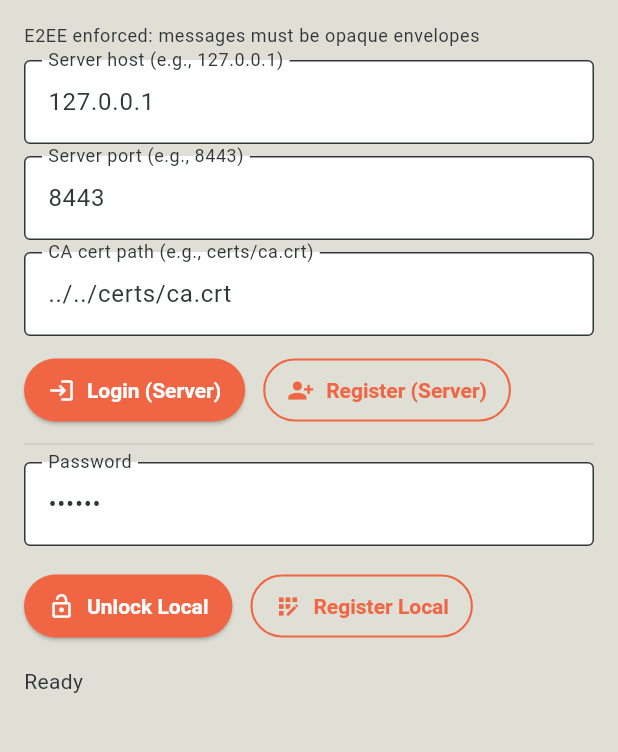
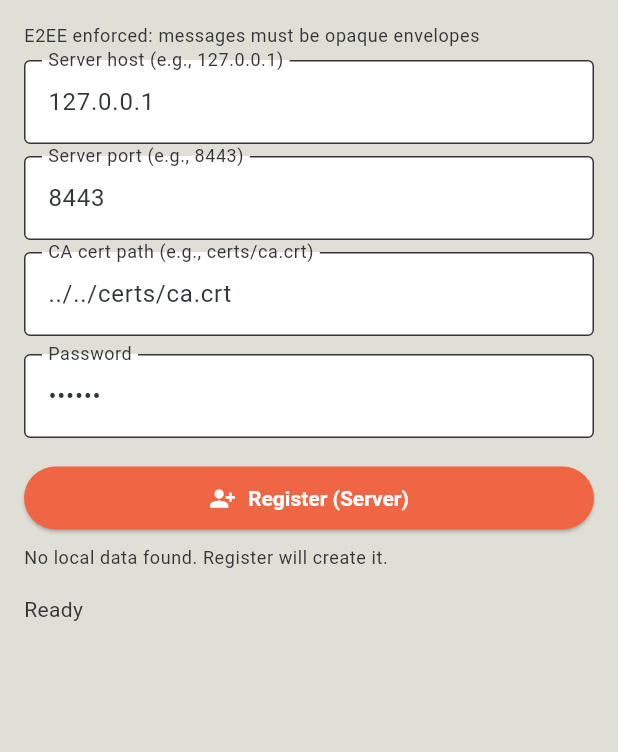
Before and after one commit to shmul95/rura, a Flutter app: the screen it shows after launch, on a phone screen of 412 x 824 dp, the part 84-836 px from its top. Run offline on Flutter 3.47's test engine with Material 3 defaults, Android fonts, the phone set to English and light mode, and no system bars; missing offline and left inert: dart:ffi, flutter_rust_bridge.

Commit message:
[FIX] button register when no data/ and login when data/

```diff
--- a/crates/client/flutter_app/lib/main.dart
+++ b/crates/client/flutter_app/lib/main.dart
@@ -189,6 +189,27 @@ class _HomePageState extends State<HomePage> {
   final _certPath = TextEditingController(text: '../../certs/ca.crt');
   final _password = TextEditingController(text: 'secret');
   String _status = 'Ready';
+  bool _hasLocal = false;
+
+  @override
+  void initState() {
+    super.initState();
+    _detectLocal();
+  }
+
+  Future<void> _detectLocal() async {
+    try {
+      // Prefer env override if present, else default to ../data (same as Rust side)
+      final envDir = Platform.environment['RURA_CLIENT_DATA_DIR'];
+      final dir = envDir != null && envDir.trim().isNotEmpty
+          ? Directory(envDir)
+          : Directory('../data');
+      final exists = await dir.exists();
+      if (mounted) setState(() => _hasLocal = exists);
+    } catch (_) {
+      if (mounted) setState(() => _hasLocal = false);
+    }
+  }
 
   Future<void> _authAndShowHistory({required bool register}) async {
     setState(() => _status = register ? 'Registering...' : 'Logging in...');
@@ -250,6 +271,8 @@ class _HomePageState extends State<HomePage> {
           builder: (_) => ChatListPage(bundle: bundle, session: session, incoming: stream),
         ),
       );
+      // Re-detect local storage for next time
+      _detectLocal();
     } catch (e) {
       setState(() => _status = '${register ? 'Register' : 'Login'} failed: $e');
     }
@@ -279,36 +302,23 @@ class _HomePageState extends State<HomePage> {
             const SizedBox(height: 8),
             TextField(controller: _certPath, decoration: const InputDecoration(labelText: 'CA cert path (e.g., certs/ca.crt)')),
             const SizedBox(height: 12),
-            Row(children: [
-              ElevatedButton.icon(
-                onPressed: () => _authAndShowHistory(register: false),
-                icon: const Icon(Icons.login),
-                label: const Text('Login (Server)'),
-              ),
-              const SizedBox(width: 12),
-              OutlinedButton.icon(
-                onPressed: () => _authAndShowHistory(register: true),
-                icon: const Icon(Icons.person_add_alt_1),
-                label: const Text('Register (Server)'),
-              ),
-            ]),
-            const Divider(height: 24),
-            // Only ask for password to unlock local DB
+            // Password to unlock local encrypted DB (used in both login and register flows)
             TextField(controller: _password, decoration: const InputDecoration(labelText: 'Password'), obscureText: true),
             const SizedBox(height: 16),
-            Row(children: [
-              ElevatedButton.icon(
-                onPressed: _unlockAndShowHistory,
-                icon: const Icon(Icons.lock_open),
-                label: const Text('Unlock Local'),
+            // Single action button: Login if local data exists; otherwise Register
+            SizedBox(
+              width: double.infinity,
+              child: ElevatedButton.icon(
+                onPressed: () => _authAndShowHistory(register: !_hasLocal),
+                icon: Icon(_hasLocal ? Icons.login : Icons.person_add_alt_1),
+                label: Text(_hasLocal ? 'Login (Server)' : 'Register (Server)'),
               ),
-              const SizedBox(width: 12),
-              OutlinedButton.icon(
-                onPressed: _registerLocal,
-                icon: const Icon(Icons.app_registration),
-                label: const Text('Register Local'),
-              ),
-            ]),
+            ),
+            const SizedBox(height: 8),
+            Text(
+              _hasLocal ? 'Existing local data found. Login will reuse it.' : 'No local data found. Register will create it.',
+              style: Theme.of(context).textTheme.bodySmall,
+            ),
             const SizedBox(height: 16),
             Text(_status, style: Theme.of(context).textTheme.bodyMedium),
           ],
```
